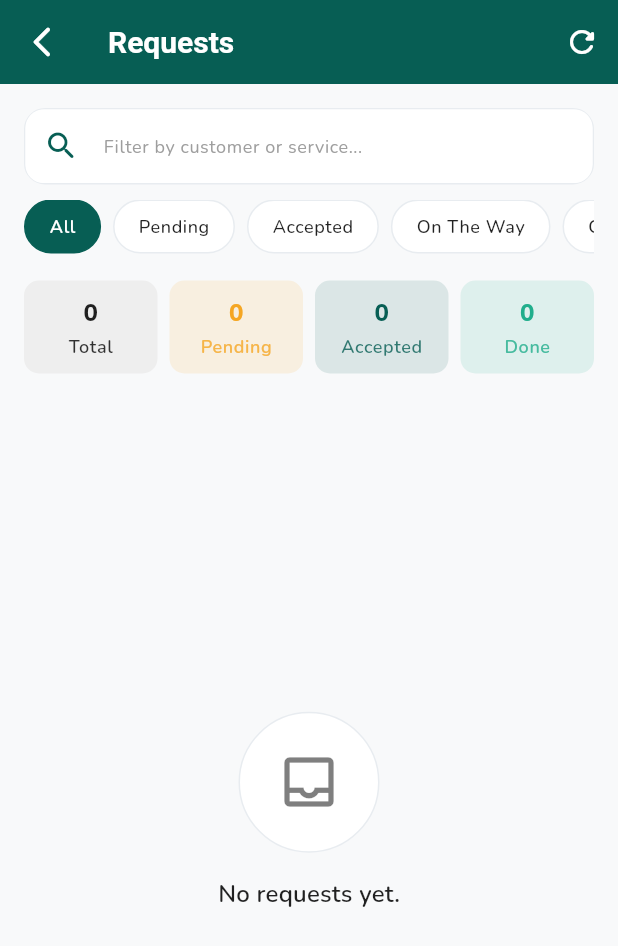
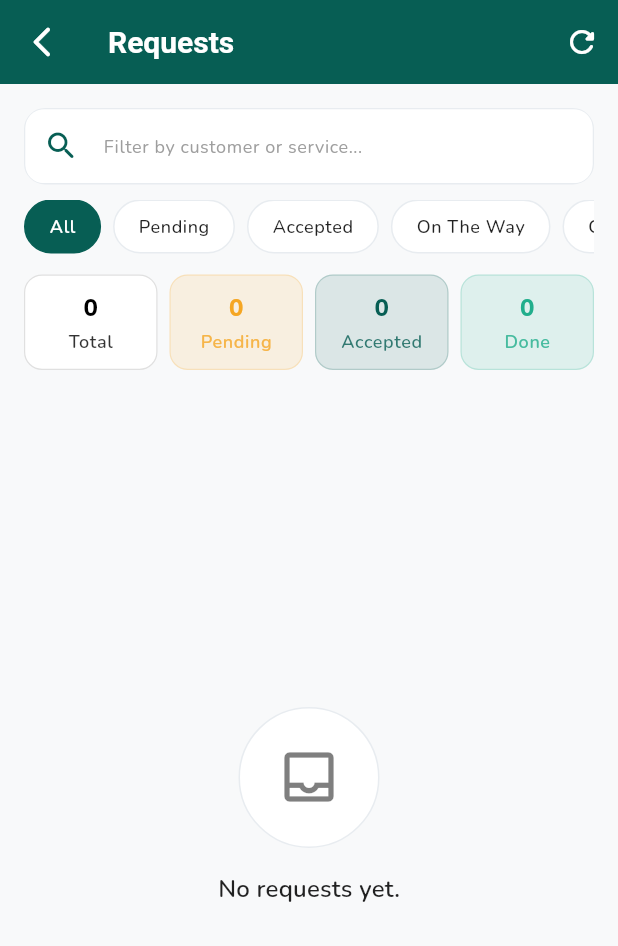
Before and after one commit to muuhsofts/nearbyfundi_application, a Flutter app: the FundiRequestsScreen screen opened by its route, on a phone screen of 412 x 824 dp. Shown: the top 946 px of the screen. Run offline on Flutter 3.47's test engine with Material 3 defaults, Android fonts, the phone set to English and light mode, and no system bars; our stand-ins replace audioplayers, dio, emoji_picker_flutter, file_picker, firebase_core, firebase_messaging and 15 more; missing offline and left inert: mobile_scanner, record; accounts and stored records are empty; network calls fail.

```diff
--- a/fundiapp/lib/config/app_config.dart
+++ b/fundiapp/lib/config/app_config.dart
@@ -1,7 +1,7 @@
 // lib/config/app_config.dart
 
 class AppConfig {
-  static const String baseUrl = 'http://192.168.43.44:8000/api';
+  static const String baseUrl = 'http://192.168.100.84:8000/api';
   static const String appName = 'NearbyFundi';
   static const String appVersion = '0.0.1';
 
@@ -13,5 +13,5 @@ class AppConfig {
   // via Broadcast::routes() under the /api prefix.
   static const String broadcastAuthUrl = '$baseUrl/broadcasting/auth';
 
-  static const String storageBaseUrl = 'http://192.168.43.44:8000/storage';
+  static const String storageBaseUrl = 'http://192.168.100.84:8000/storage';
 }
--- a/fundiapp/lib/screens/fundi/fundi_requests_screen.dart
+++ b/fundiapp/lib/screens/fundi/fundi_requests_screen.dart
@@ -125,7 +125,6 @@ class _FundiRequestsScreenState extends State<FundiRequestsScreen> {
 
   // ─── EAST AFRICA TIME (EAT) HELPER ────────────────────────────────
   DateTime _toEAT(DateTime dateTime) {
-    // Assume server time is UTC, convert to UTC+3 (East Africa Time)
     return dateTime.toUtc().add(const Duration(hours: 3));
   }
 
@@ -284,7 +283,7 @@ class _FundiRequestsScreenState extends State<FundiRequestsScreen> {
         children: [
           Container(
             decoration: BoxDecoration(
-              color: theme.colorScheme.surface,
+              color: theme.cardColor,
               borderRadius: BorderRadius.circular(14),
               border: Border.all(color: theme.dividerColor),
             ),
@@ -346,7 +345,7 @@ class _FundiRequestsScreenState extends State<FundiRequestsScreen> {
         duration: const Duration(milliseconds: 150),
         padding: const EdgeInsets.symmetric(horizontal: 16, vertical: 9),
         decoration: BoxDecoration(
-          color: isSelected ? AppTheme.primary : theme.colorScheme.surface,
+          color: isSelected ? AppTheme.primary : theme.cardColor,
           borderRadius: BorderRadius.circular(24),
           border: Border.all(
             color: isSelected ? AppTheme.primary : theme.dividerColor,
@@ -366,40 +365,81 @@ class _FundiRequestsScreenState extends State<FundiRequestsScreen> {
   // ─── STATS BAR ──────────────────────────────────────────────────────────
   Widget _buildStatsBar(RequestProvider provider, ThemeData theme) {
     return Padding(
-      padding: const EdgeInsets.symmetric(horizontal: 16, vertical: 10),
+      padding: const EdgeInsets.symmetric(horizontal: 16, vertical: 6),
       child: Row(
         children: [
-          _buildStatChip('Total', provider.totalCount,
-              theme.colorScheme.onSurface, theme, Colors.grey.shade200),
+          // Total card – fixed white background with black text
+          _buildStatCard(
+            'Total',
+            provider.totalCount,
+            Colors.black,
+            theme,
+            Colors.white,
+            forceFixed: true,
+          ),
           const SizedBox(width: 8),
-          _buildStatChip('Pending', provider.pendingCount, AppTheme.warning,
-              theme, AppTheme.warning.withOpacity(0.12)),
+          _buildStatCard(
+            'Pending',
+            provider.pendingCount,
+            AppTheme.warning,
+            theme,
+            AppTheme.warning.withOpacity(0.12),
+            forceFixed: false,
+          ),
           const SizedBox(width: 8),
-          _buildStatChip('Accepted', provider.acceptedCount, AppTheme.primary,
-              theme, AppTheme.primary.withOpacity(0.12)),
+          _buildStatCard(
+            'Accepted',
+            provider.acceptedCount,
+            AppTheme.primary,
+            theme,
+            AppTheme.primary.withOpacity(0.12),
+            forceFixed: false,
+          ),
           const SizedBox(width: 8),
-          _buildStatChip('Done', provider.completedCount, AppTheme.success,
-              theme, AppTheme.success.withOpacity(0.12)),
+          _buildStatCard(
+            'Done',
+            provider.completedCount,
+            AppTheme.success,
+            theme,
+            AppTheme.success.withOpacity(0.12),
+            forceFixed: false,
+          ),
         ],
       ),
     );
   }
 
-  Widget _buildStatChip(String label, int count, Color textColor,
-      ThemeData theme, Color bgColor) {
+  Widget _buildStatCard(
+      String label,
+      int count,
+      Color textColor,
+      ThemeData theme,
+      Color bgColor, {
+        bool forceFixed = false,
+      }) {
+    final effectiveBgColor = forceFixed ? Colors.white : bgColor;
+    final effectiveTextColor = forceFixed ? Colors.black : textColor;
+    final borderColor = forceFixed
+        ? Colors.grey.shade300
+        : textColor.withOpacity(0.2);
+
     return Expanded(
       child: Container(
         padding: const EdgeInsets.symmetric(vertical: 10),
         decoration: BoxDecoration(
-          color: bgColor,
-          borderRadius: BorderRadius.circular(10),
+          color: effectiveBgColor,
+          borderRadius: BorderRadius.circular(12),
+          border: Border.all(
+            color: borderColor,
+            width: 0.8,
+          ),
         ),
         child: Column(
           children: [
             Text(
               '$count',
               style: theme.textTheme.titleMedium?.copyWith(
-                color: textColor,
+                color: effectiveTextColor,
                 fontWeight: FontWeight.w800,
               ),
             ),
@@ -407,7 +447,7 @@ class _FundiRequestsScreenState extends State<FundiRequestsScreen> {
             Text(
               label,
               style: theme.textTheme.bodySmall?.copyWith(
-                color: textColor.withOpacity(0.8),
+                color: effectiveTextColor.withOpacity(0.8),
                 fontWeight: FontWeight.w600,
               ),
             ),
@@ -458,7 +498,7 @@ class _FundiRequestsScreenState extends State<FundiRequestsScreen> {
           Container(
             padding: const EdgeInsets.all(24),
             decoration: BoxDecoration(
-              color: theme.colorScheme.surface,
+              color: theme.cardColor,
               shape: BoxShape.circle,
               border: Border.all(color: theme.dividerColor),
             ),
@@ -486,14 +526,13 @@ class _FundiRequestsScreenState extends State<FundiRequestsScreen> {
     final isCompleted = request.isCompleted;
     final isRejectedOrCancelled = request.isRejected || request.isCancelled;
 
-    // Format created date in EAT
     final createdDate = request.createdAt != null
         ? _formatRequestDate(request.createdAt!)
         : '';
 
     return Container(
       decoration: BoxDecoration(
-        color: theme.cardTheme.color,
+        color: theme.cardColor,
         borderRadius: BorderRadius.circular(20),
         border: Border.all(
           color: isCompleted
@@ -502,7 +541,7 @@ class _FundiRequestsScreenState extends State<FundiRequestsScreen> {
         ),
         boxShadow: [
           BoxShadow(
-            color: Colors.black.withOpacity(0.06),
+            color: theme.shadowColor.withOpacity(0.06),
             blurRadius: 16,
             offset: const Offset(0, 4),
           ),
@@ -519,7 +558,9 @@ class _FundiRequestsScreenState extends State<FundiRequestsScreen> {
                 Expanded(
                   child: Text(
                     request.serviceName,
-                    style: theme.textTheme.titleMedium,
+                    style: theme.textTheme.titleMedium?.copyWith(
+                      color: theme.colorScheme.onSurface,
+                    ),
                     maxLines: 1,
                     overflow: TextOverflow.ellipsis,
                   ),
@@ -562,7 +603,9 @@ class _FundiRequestsScreenState extends State<FundiRequestsScreen> {
                 Expanded(
                   child: Text(
                     request.customerName,
-                    style: theme.textTheme.bodyMedium,
+                    style: theme.textTheme.bodyMedium?.copyWith(
+                      color: theme.colorScheme.onSurface,
+                    ),
                     maxLines: 1,
                     overflow: TextOverflow.ellipsis,
                   ),
@@ -572,11 +615,12 @@ class _FundiRequestsScreenState extends State<FundiRequestsScreen> {
             const SizedBox(height: 6),
             Text(
               request.description,
-              style: theme.textTheme.bodySmall,
+              style: theme.textTheme.bodySmall?.copyWith(
+                color: theme.colorScheme.onSurface.withOpacity(0.7),
+              ),
               maxLines: 2,
               overflow: TextOverflow.ellipsis,
             ),
-            // ─── DATE/TIME ROW (EAT) ────────────────────────────────────
             if (createdDate.isNotEmpty) ...[
               const SizedBox(height: 6),
               Row(
@@ -659,7 +703,6 @@ class _FundiRequestsScreenState extends State<FundiRequestsScreen> {
       AppLocalizations l10n, ThemeData theme) {
     return Column(
       children: [
-        // Chat button
         SizedBox(
           width: double.infinity,
           child: _PrimaryButton(
@@ -670,8 +713,6 @@ class _FundiRequestsScreenState extends State<FundiRequestsScreen> {
           ),
         ),
         const SizedBox(height: 8),
-
-        // I'm On The Way (only when accepted)
         if (request.isAccepted)
           SizedBox(
             width: double.infinity,
@@ -695,8 +736,6 @@ class _FundiRequestsScreenState extends State<FundiRequestsScreen> {
               },
             ),
           ),
-
-        // I Have Arrived (only when on_the_way)
         if (request.isOnTheWay)
           SizedBox(
             width: double.infinity,
@@ -720,11 +759,8 @@ class _FundiRequestsScreenState extends State<FundiRequestsScreen> {
               },
             ),
           ),
-
         if (request.isAccepted || request.isOnTheWay)
           const SizedBox(height: 8),
-
-        // Mark Complete
         SizedBox(
           width: double.infinity,
           child: _PrimaryButton(
@@ -797,14 +833,16 @@ class _FundiRequestsScreenState extends State<FundiRequestsScreen> {
     return Container(
       padding: const EdgeInsets.symmetric(vertical: 12),
       decoration: BoxDecoration(
-        color: theme.colorScheme.surface,
+        color: theme.cardColor,
         borderRadius: BorderRadius.circular(14),
         border: Border.all(color: theme.dividerColor),
       ),
       child: Center(
         child: Text(
           request.isRejected ? 'Request Rejected' : 'Request Cancelled',
-          style: theme.textTheme.bodySmall,
+          style: theme.textTheme.bodySmall?.copyWith(
+            color: theme.colorScheme.onSurface.withOpacity(0.6),
+          ),
         ),
       ),
     );
@@ -829,13 +867,14 @@ class _PrimaryButton extends StatelessWidget {
 
   @override
   Widget build(BuildContext context) {
+    final theme = Theme.of(context);
     final child = icon == null
         ? Text(label)
         : Row(
       mainAxisAlignment: MainAxisAlignment.center,
       mainAxisSize: MainAxisSize.min,
       children: [
-        Icon(icon, size: 18),
+        Icon(icon, size: 18, color: outlined ? color : Colors.white),
         const SizedBox(width: 8),
         Text(label),
       ],
```
Also changed, not shown: fundiapp/lib/screens/fundi/fundi_home_screen.dart (+12 -11 lines), fundiapp/lib/screens/fundi/profile/fundi_settings_screen.dart (+18 -21 lines), 1 other file.
